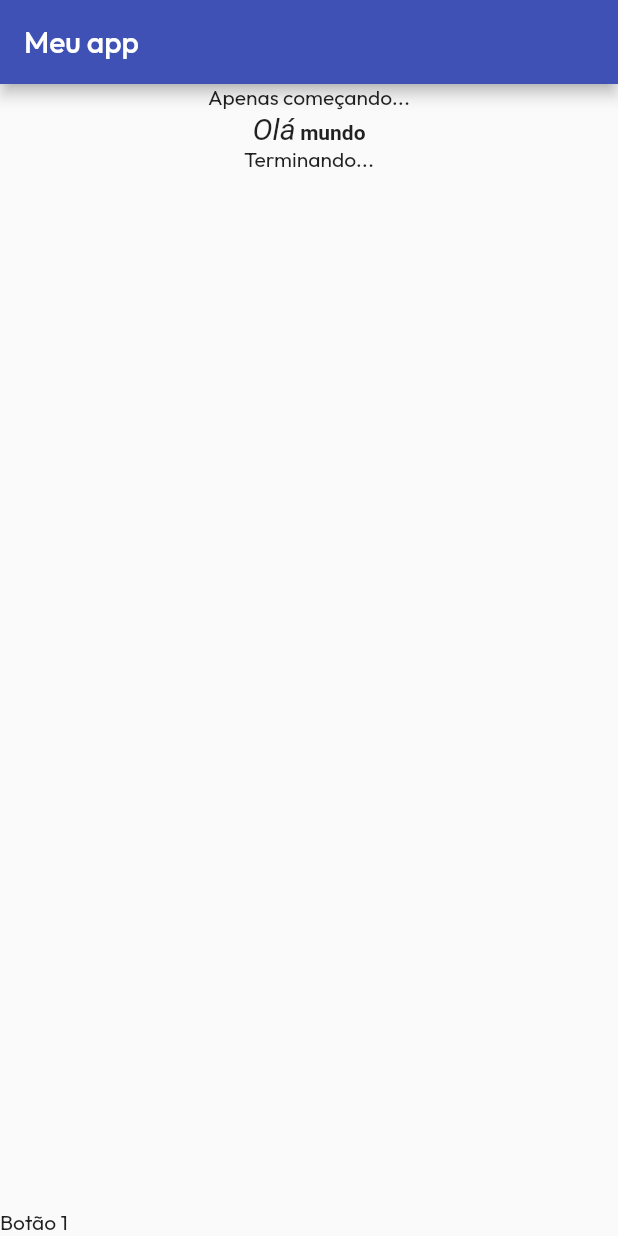
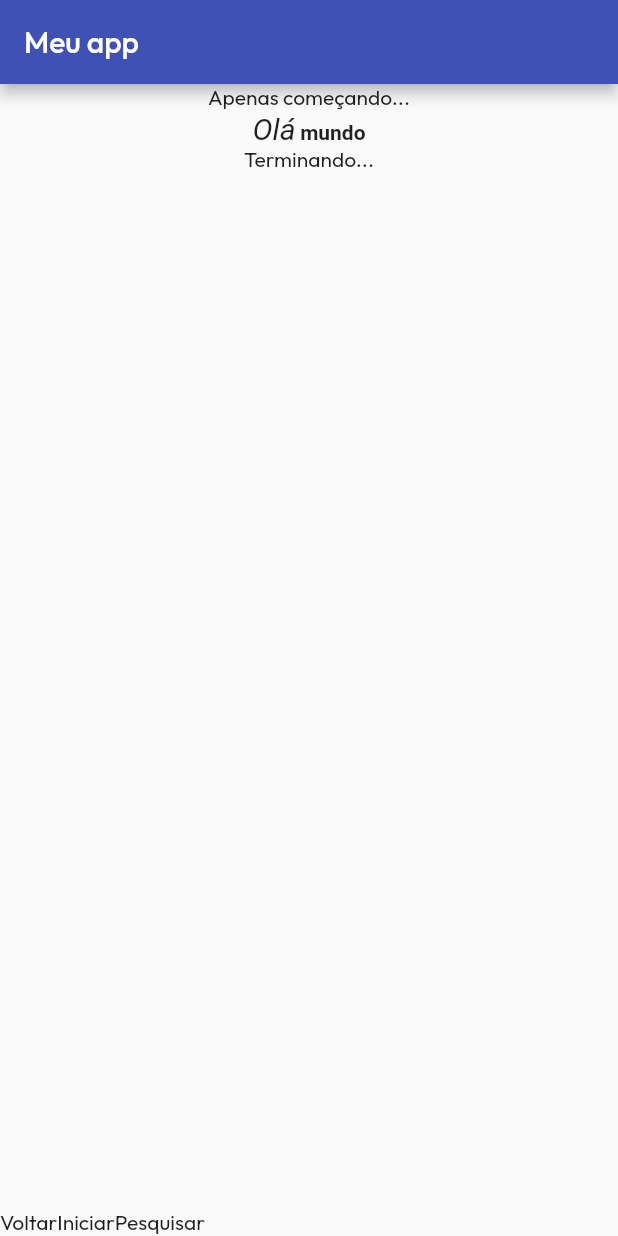
Before and after one commit to br-adriel/2023-1, a Flutter app: the screen it shows after launch, on a phone screen of 412 x 824 dp. Run offline on Flutter 3.47's test engine with Material 2 defaults, Android fonts, the phone set to English and light mode, and no system bars; drawn by our look-alikes of styled_text; our stand-ins replace google_fonts.

Commit message:
Adiciona 3 Text em Row no bottomNavigationBar

```diff
--- a/POO2/flutter/receita1/lib/main.dart
+++ b/POO2/flutter/receita1/lib/main.dart
@@ -29,12 +29,13 @@ class MyApp extends StatelessWidget {
               ),
               const Text("Terminando...")
             ])),
-          bottomNavigationBar: const Text("Botão 1"),
-        ));
+            bottomNavigationBar: const Row(
+              children: [Text("Voltar"), Text("Iniciar"), Text("Pesquisar")],
+            )));
   }
 }
 
 void main() {
-  MyApp app = MyApp();
+  MyApp app = const MyApp();
   runApp(app);
 }
```
Lines whose indentation alone changed are shown as unchanged.
